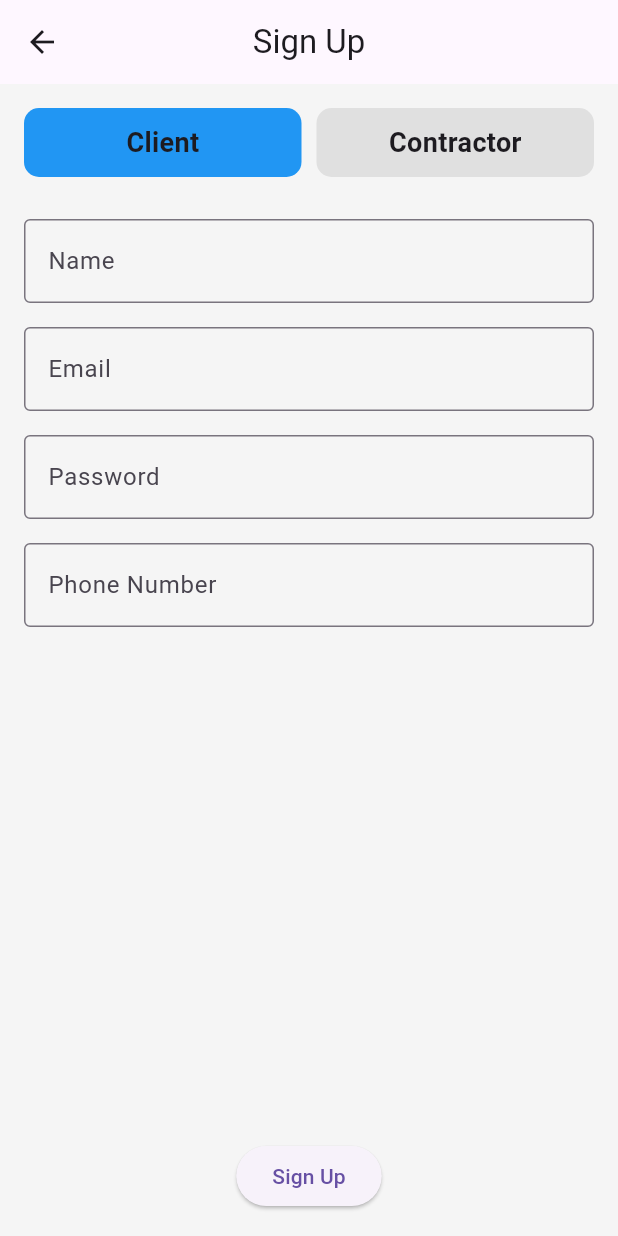
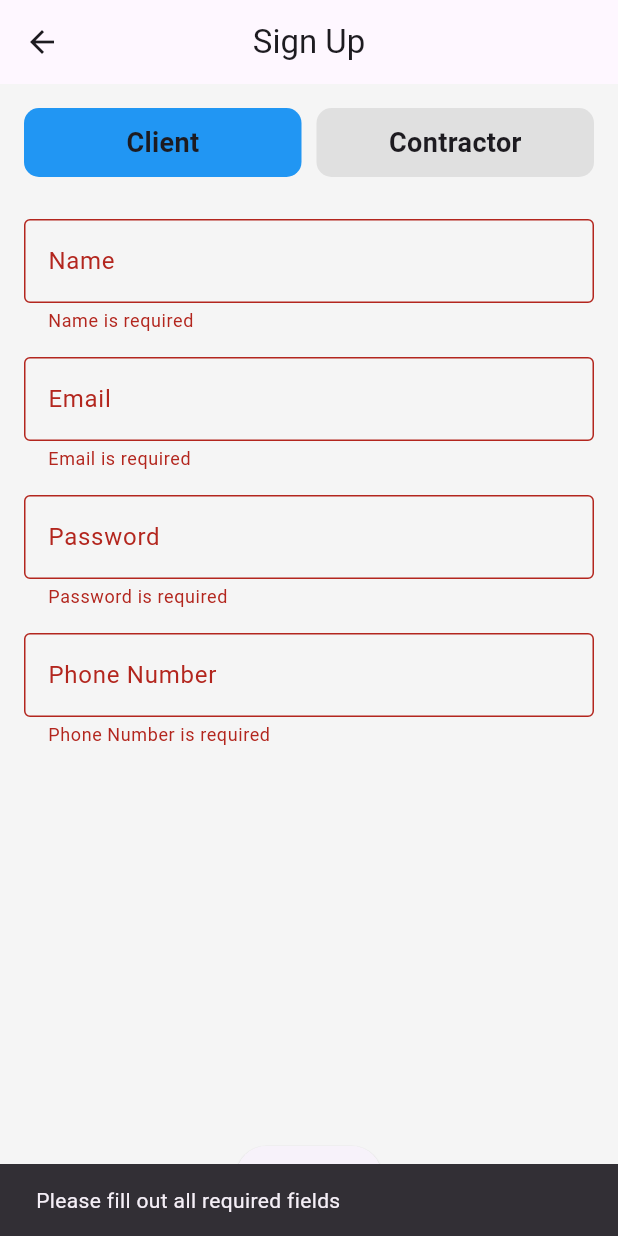
Before and after one commit to AaronsFYP2024-25/flutter-application, a Flutter app: the SignUpPage screen opened directly, after a tap on "Sign Up", on a phone screen of 412 x 824 dp. Run offline on Flutter 3.47's test engine with Material 3 defaults, Android fonts, the phone set to English and light mode, and no system bars.

Commit message:
Both contractor and client have to fill in all form data before beinable to sign up

```diff
--- a/protrade_hub/lib/screens/signup_page.dart
+++ b/protrade_hub/lib/screens/signup_page.dart
@@ -9,7 +9,9 @@ class SignUpPage extends StatefulWidget {
 
 class _SignUpPageState extends State<SignUpPage> {
   bool isClient = true; // Tracks whether "Client" or "Contractor" is selected
+  final _formKey = GlobalKey<FormState>(); // Key for form validation
 
+  // Controllers for form fields
   final TextEditingController nameController = TextEditingController();
   final TextEditingController emailController = TextEditingController();
   final TextEditingController passwordController = TextEditingController();
@@ -75,22 +77,35 @@ class _SignUpPageState extends State<SignUpPage> {
             ),
             const SizedBox(height: 20),
 
-            // Dynamic Form
+            // Form with Validation
             Expanded(
               child: SingleChildScrollView(
-                child: isClient ? buildClientForm() : buildContractorForm(),
+                child: Form(
+                  key: _formKey,
+                  child: isClient ? buildClientForm() : buildContractorForm(),
+                ),
               ),
             ),
 
             // Submit Button
             ElevatedButton(
+              key: const Key('signUpButton'),
               onPressed: () {
-                if (isClient) {
-                  // Handle client sign-up logic
-                  print('Client Sign-Up: ${emailController.text}');
+                if (_formKey.currentState!.validate()) {
+                  // Form is valid
+                  if (isClient) {
+                    print('Client Sign-Up: ${emailController.text}');
+                  } else {
+                    print('Contractor Sign-Up: ${emailController.text}');
+                  }
+                  ScaffoldMessenger.of(context).showSnackBar(
+                    const SnackBar(content: Text('Form Submitted Successfully')),
+                  );
                 } else {
-                  // Handle contractor sign-up logic
-                  print('Contractor Sign-Up: ${emailController.text}');
+                  // Form is invalid
+                  ScaffoldMessenger.of(context).showSnackBar(
+                    const SnackBar(content: Text('Please fill out all required fields')),
+                  );
                 }
               },
               child: const Text('Sign Up'),
@@ -105,10 +120,10 @@ class _SignUpPageState extends State<SignUpPage> {
   Widget buildClientForm() {
     return Column(
       children: [
-        buildTextField(controller: nameController, label: 'Name'),
-        buildTextField(controller: emailController, label: 'Email'),
-        buildTextField(controller: passwordController, label: 'Password', isPassword: true),
-        buildTextField(controller: phoneController, label: 'Phone Number'),
+        buildValidatedField(controller: nameController, label: 'Name'),
+        buildValidatedField(controller: emailController, label: 'Email', isEmail: true),
+        buildValidatedField(controller: passwordController, label: 'Password', isPassword: true),
+        buildValidatedField(controller: phoneController, label: 'Phone Number', isPhone: true),
       ],
     );
   }
@@ -117,33 +132,55 @@ class _SignUpPageState extends State<SignUpPage> {
   Widget buildContractorForm() {
     return Column(
       children: [
-        buildTextField(controller: nameController, label: 'Name'),
-        buildTextField(controller: companyController, label: 'Company Name'),
-        buildTextField(controller: emailController, label: 'Email'),
-        buildTextField(controller: passwordController, label: 'Password', isPassword: true),
-        buildTextField(controller: phoneController, label: 'Phone Number'),
-        buildTextField(controller: insuranceController, label: 'Insurance Number'),
-        buildTextField(controller: fieldXController, label: 'Field X'),
-        buildTextField(controller: fieldYController, label: 'Field Y'),
+        buildValidatedField(controller: nameController, label: 'Name'),
+        buildValidatedField(controller: companyController, label: 'Company Name'),
+        buildValidatedField(controller: emailController, label: 'Email', isEmail: true),
+        buildValidatedField(controller: passwordController, label: 'Password', isPassword: true),
+        buildValidatedField(controller: phoneController, label: 'Phone Number', isPhone: true),
+        buildValidatedField(controller: insuranceController, label: 'Insurance Number'),
+        buildValidatedField(controller: fieldXController, label: 'Field X'),
+        buildValidatedField(controller: fieldYController, label: 'Field Y'),
       ],
     );
   }
 
-  // Reusable Text Field
-  Widget buildTextField({
+  // Reusable Validated Text Field
+  Widget buildValidatedField({
     required TextEditingController controller,
     required String label,
     bool isPassword = false,
+    bool isEmail = false,
+    bool isPhone = false,
   }) {
     return Padding(
       padding: const EdgeInsets.symmetric(vertical: 8.0),
-      child: TextField(
+      child: TextFormField(
         controller: controller,
         obscureText: isPassword,
+        keyboardType: isEmail
+            ? TextInputType.emailAddress
+            : isPhone
+                ? TextInputType.phone
+                : TextInputType.text,
         decoration: InputDecoration(
           labelText: label,
-          border: OutlineInputBorder(),
+          border: const OutlineInputBorder(),
         ),
+        validator: (value) {
+          if (value == null || value.isEmpty) {
+            return '$label is required';
+          }
+          if (isEmail && !value.contains('@')) {
+            return 'Enter a valid email';
+          }
+          if (isPhone && value.length < 10) {
+            return 'Enter a valid phone number';
+          }
+          if (isPassword && value.length < 6) {
+            return 'Password must be at least 6 characters';
+          }
+          return null;
+        },
       ),
     );
   }
```
Also changed, not shown: 2 other files.
